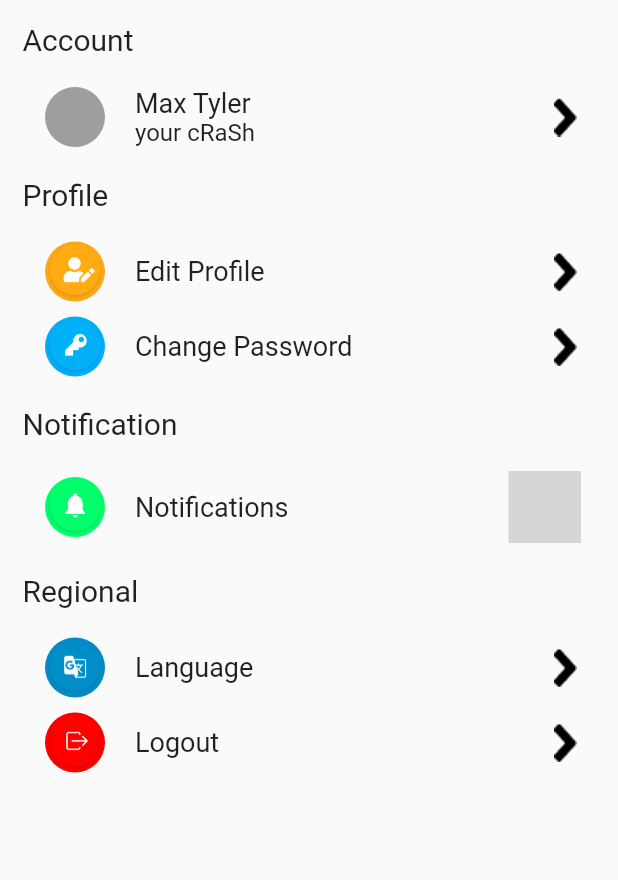
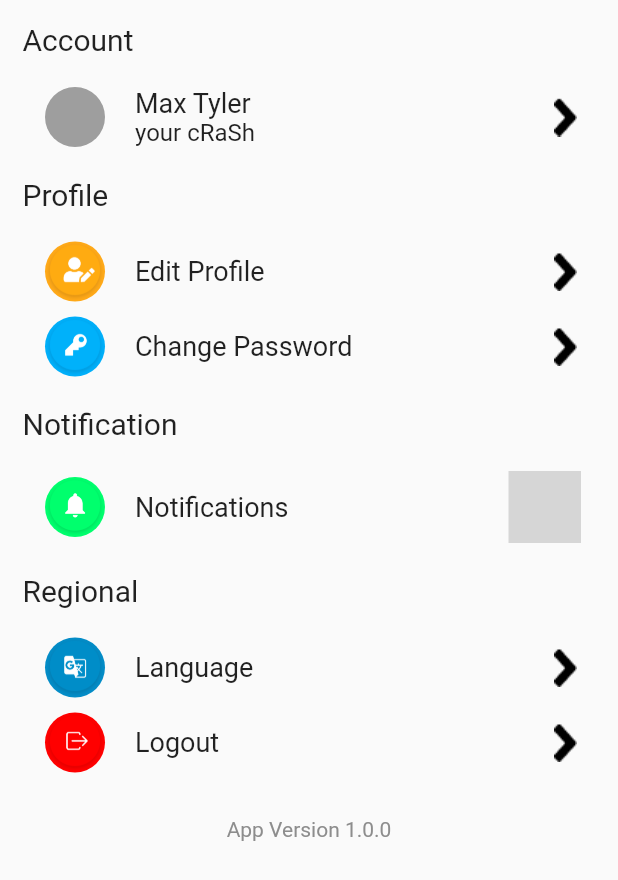
Before and after one commit to RafiIzzatulRizquFaris/coronas_watcher_flutter, a Flutter app: the Account screen opened directly, on a phone screen of 412 x 824 dp. Shown: the top 880 px of the screen. Run offline on Flutter 3.47's test engine with Material 2 defaults, Android fonts, the phone set to English and light mode, and no system bars; our stand-ins replace carousel_slider, package_info, percent_indicator; missing offline and left inert: custom_switch; grey boxes are pictures that could not be loaded.

Commit message:
create app version section

```diff
--- a/lib/ui/mainpage/account.dart
+++ b/lib/ui/mainpage/account.dart
@@ -1,6 +1,7 @@
 import 'package:custom_switch/custom_switch.dart';
 import 'package:flutter/cupertino.dart';
 import 'package:flutter/material.dart';
+import 'package:package_info/package_info.dart';
 
 class Account extends StatefulWidget {
   @override
@@ -15,14 +16,29 @@ class AccountScreen extends State<Account> {
     "assets/icon-change-pw.png",
   ];
   List<String> _listRegionalLeading = [
-    "assets/icon-language.png", "assets/icon-logout.png",
+    "assets/icon-language.png",
+    "assets/icon-logout.png",
   ];
   List<String> _listProfileTitle = ["Edit Profile", "Change Password"];
   List<String> _listRegionalTitle = ["Language", "Logout"];
   List<Color> _listProfileLeadingColor = [Color(0xffFFA918), Color(0xff00AFFA)];
-  List<Color> _listRegionalLeadingColor = [Color(0xff038CC7), Color(0xffFF0000)];
+  List<Color> _listRegionalLeadingColor = [
+    Color(0xff038CC7),
+    Color(0xffFF0000)
+  ];
 
   bool isNotified = false;
+
+
+  PackageInfo _info = PackageInfo(
+    version: 'Unknown',
+  );
+
+  @override
+  void initState() {
+    super.initState();
+    initPackageInfo();
+  }
 
   @override
   Widget build(BuildContext context) {
@@ -35,6 +51,7 @@ class AccountScreen extends State<Account> {
             profileSection(),
             notificationSection(),
             regionalSection(),
+            versionAppSection(),
           ],
         ),
       ),
@@ -241,7 +258,7 @@ class AccountScreen extends State<Account> {
                         CustomSwitch(
                           activeColor: Color(0xff00AFFA),
                           value: isNotified,
-                          onChanged: (value){
+                          onChanged: (value) {
                             setState(() {
                               isNotified = value;
                             });
@@ -282,8 +299,8 @@ class AccountScreen extends State<Account> {
             child: Container(
               child: ListView(
                 shrinkWrap: true,
-                children: List.generate(
-                    _listRegionalLeading.length, (index) => regionalLists(index)),
+                children: List.generate(_listRegionalLeading.length,
+                    (index) => regionalLists(index)),
               ),
             ),
           ),
@@ -338,4 +355,24 @@ class AccountScreen extends State<Account> {
       ),
     );
   }
+
+  versionAppSection() {
+    return Container(
+      margin: EdgeInsets.only(top: 20,),
+      alignment: Alignment.center,
+      child: Text(
+        "App Version ${_info.version}",
+        style: TextStyle(
+          color: Color(0xff8D8D8D),
+        ),
+      ),
+    );
+  }
+
+  Future<void> initPackageInfo() async{
+    final PackageInfo info = await PackageInfo.fromPlatform();
+    setState(() {
+      _info = info;
+    });
+  }
 }
```
